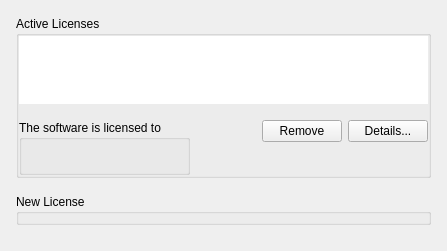
Old version of the form client/libclient/src/ui/widgets/system_settings/license_manager_widget.ui in the repository networkoptix/nx_open.
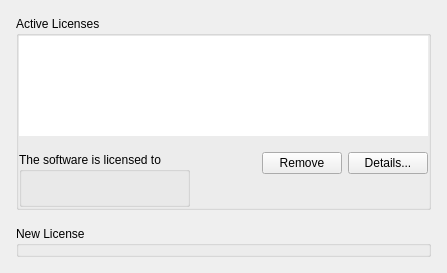
New version of the form. Custom widgets are drawn as their Qt base class.

Commit message:
VMS-4422: Add vertical scroll to the table with licences
<==== Mercurial data ====>
Branch: dev_3.0.0_gui

Diff of the .ui file:
```diff
--- a/client/libclient/src/ui/widgets/system_settings/license_manager_widget.ui
+++ b/client/libclient/src/ui/widgets/system_settings/license_manager_widget.ui
@@ -7,10 +7,10 @@
     <x>0</x>
     <y>0</y>
     <width>447</width>
-    <height>251</height>
+    <height>266</height>
    </rect>
   </property>
-  <layout class="QVBoxLayout" name="verticalLayout_5">
+  <layout class="QVBoxLayout" name="verticalLayout_5" stretch="10000,1,100">
    <property name="spacing">
     <number>16</number>
    </property>
@@ -58,16 +58,10 @@
       </property>
       <item row="0" column="0" colspan="4">
        <widget class="QnTreeView" name="gridLicenses">
-        <property name="sizePolicy">
-         <sizepolicy hsizetype="Expanding" vsizetype="Fixed">
-          <horstretch>0</horstretch>
-          <verstretch>0</verstretch>
-         </sizepolicy>
-        </property>
-        <property name="maximumSize">
+        <property name="minimumSize">
          <size>
-          <width>16777215</width>
-          <height>500</height>
+          <width>400</width>
+          <height>100</height>
          </size>
         </property>
         <property name="frameShape">
```
